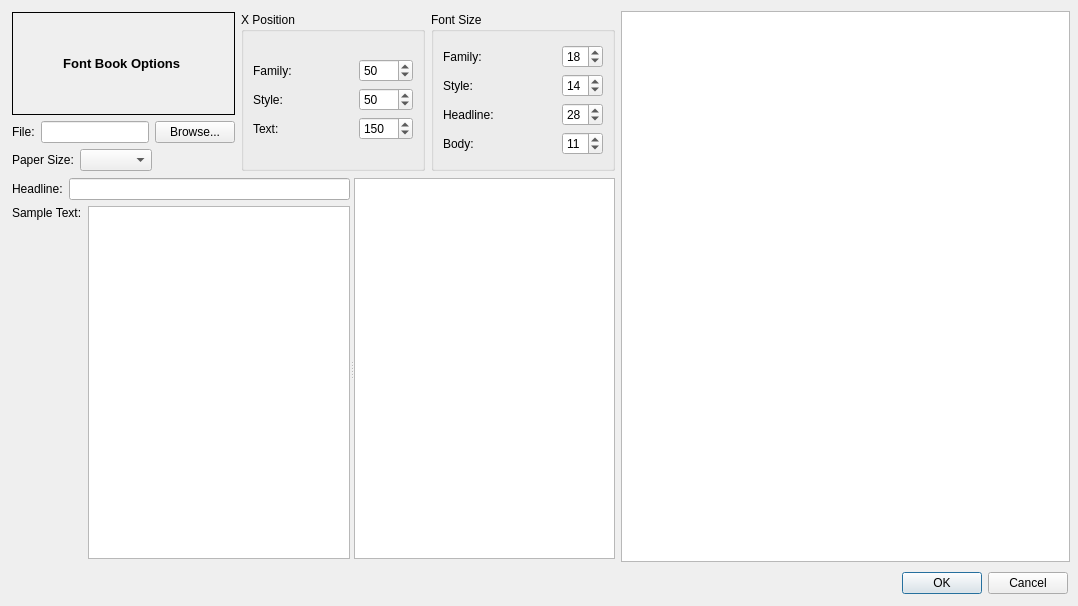
First picture: the form in src/bookexport.ui, repository fontmatrix/fontmatrix, before the edit.
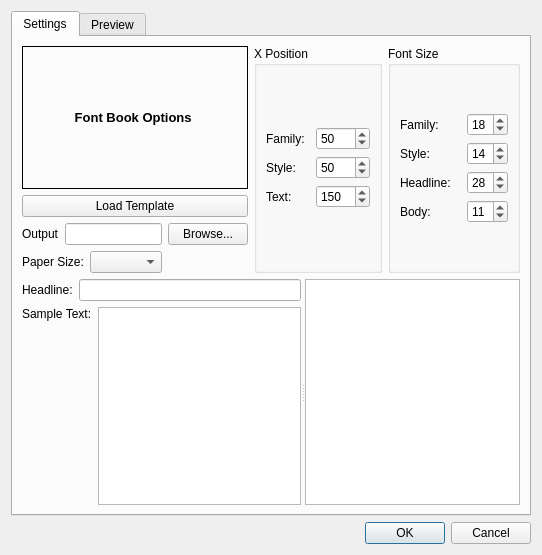
Second picture: the form after the edit.

Commit message: Prepared an independant class for FontBook, just to do the template importer now  :)

What changed in the file:
```diff
--- a/src/bookexport.ui
+++ b/src/bookexport.ui
@@ -5,45 +5,25 @@
    <rect>
     <x>0</x>
     <y>0</y>
-    <width>1078</width>
-    <height>606</height>
+    <width>542</width>
+    <height>555</height>
    </rect>
   </property>
   <property name="windowTitle" >
    <string>Export Font Book</string>
   </property>
-  <widget class="QDialogButtonBox" name="okButton" >
-   <property name="geometry" >
-    <rect>
-     <x>850</x>
-     <y>570</y>
-     <width>218</width>
-     <height>27</height>
-    </rect>
-   </property>
-   <property name="standardButtons" >
-    <set>QDialogButtonBox::Cancel|QDialogButtonBox::NoButton|QDialogButtonBox::Ok</set>
-   </property>
-  </widget>
-  <widget class="QGraphicsView" name="preView" >
-   <property name="geometry" >
-    <rect>
-     <x>621</x>
-     <y>11</y>
-     <width>449</width>
-     <height>551</height>
-    </rect>
-   </property>
-  </widget>
-  <widget class="QWidget" name="layoutWidget" >
-   <property name="geometry" >
-    <rect>
-     <x>12</x>
-     <y>12</y>
-     <width>603</width>
-     <height>159</height>
-    </rect>
-   </property>
+  <layout class="QGridLayout" >
+   <item row="0" column="0" >
+    <widget class="QTabWidget" name="tabWidget" >
+     <property name="currentIndex" >
+      <number>0</number>
+     </property>
+     <widget class="QWidget" name="tab" >
+      <attribute name="title" >
+       <string>Settings</string>
+      </attribute>
+      <layout class="QGridLayout" >
+       <item row="0" column="0" >
    <layout class="QHBoxLayout" >
     <item>
      <layout class="QVBoxLayout" >
@@ -70,12 +50,19 @@
         </property>
        </widget>
       </item>
+           <item>
+            <widget class="QPushButton" name="loadTemplateButton" >
+             <property name="text" >
+              <string>Load Template</string>
+             </property>
+            </widget>
+           </item>
       <item>
        <layout class="QHBoxLayout" >
         <item>
          <widget class="QLabel" name="label" >
           <property name="text" >
-           <string>File:</string>
+                <string>Output</string>
           </property>
          </widget>
         </item>
@@ -373,16 +360,9 @@
      </widget>
     </item>
    </layout>
-  </widget>
+       </item>
+       <item row="1" column="0" >
   <widget class="QSplitter" name="splitter" >
-   <property name="geometry" >
-    <rect>
-     <x>12</x>
-     <y>178</y>
-     <width>603</width>
-     <height>381</height>
-    </rect>
-   </property>
    <property name="orientation" >
     <enum>Qt::Horizontal</enum>
    </property>
@@ -437,6 +417,29 @@
    </widget>
    <widget class="QListWidget" name="selectedFontsList" />
   </widget>
+       </item>
+      </layout>
+     </widget>
+     <widget class="QWidget" name="tab_2" >
+      <attribute name="title" >
+       <string>Preview</string>
+      </attribute>
+      <layout class="QGridLayout" >
+       <item row="0" column="0" >
+        <widget class="QGraphicsView" name="preView" />
+       </item>
+      </layout>
+     </widget>
+    </widget>
+   </item>
+   <item row="1" column="0" >
+    <widget class="QDialogButtonBox" name="okButton" >
+     <property name="standardButtons" >
+      <set>QDialogButtonBox::Cancel|QDialogButtonBox::NoButton|QDialogButtonBox::Ok</set>
+     </property>
+    </widget>
+   </item>
+  </layout>
  </widget>
  <resources/>
  <connections/>
```
Lines whose indentation alone changed are shown as unchanged. The commit also changes 4 other files.
